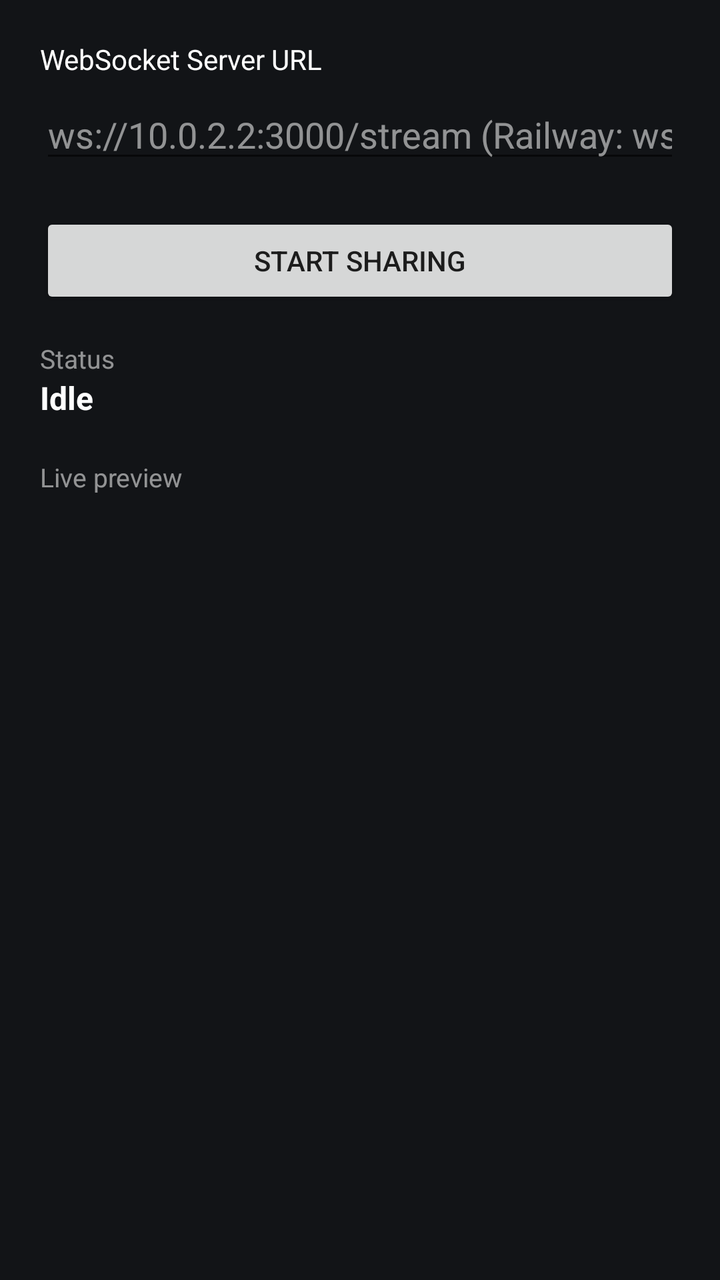
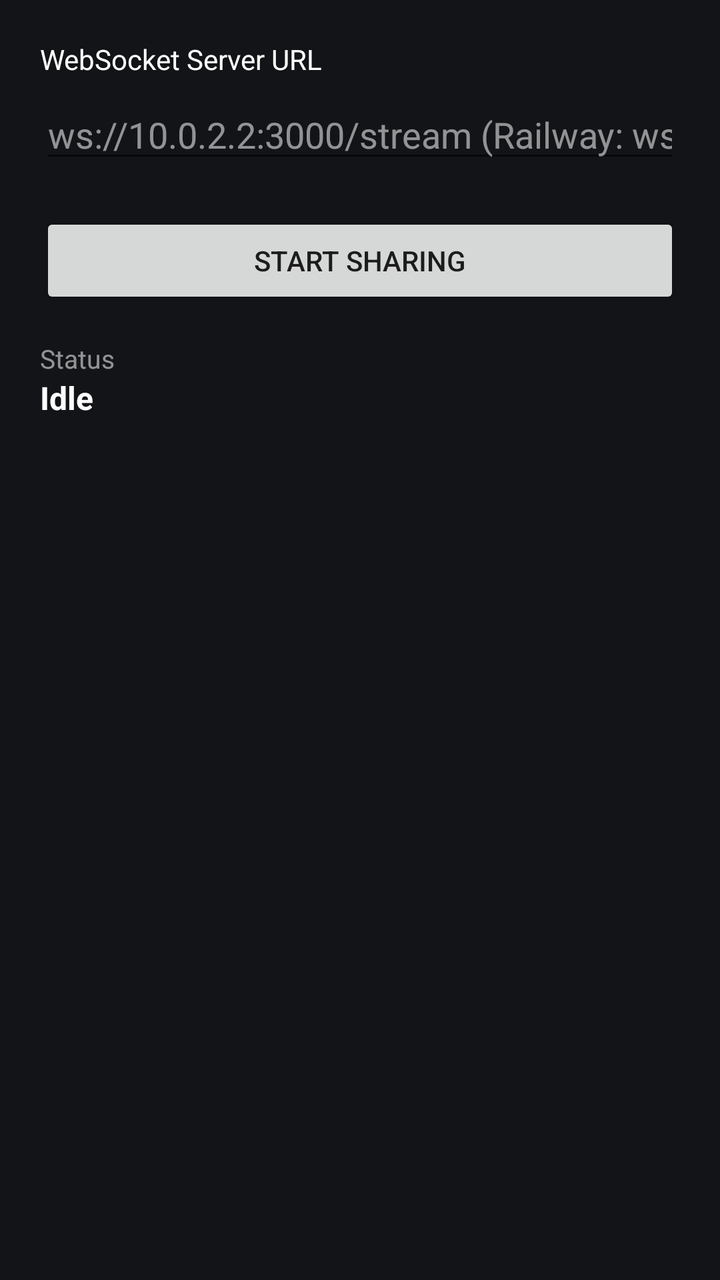

An Android layout rendered at two revisions. The XML below is the earlier revision; the diff shows what the commit changed to produce the second picture.
<!-- AndroidManifest.xml: application theme Theme.ScreenShare -->
<!-- res/layout/activity_main.xml -->
<?xml version="1.0" encoding="utf-8"?>
<ScrollView xmlns:android="http://schemas.android.com/apk/res/android"
    android:layout_width="match_parent"
    android:layout_height="match_parent"
    android:background="@color/bg">

    <LinearLayout
        android:layout_width="match_parent"
        android:layout_height="wrap_content"
        android:orientation="vertical"
        android:padding="20dp">

        <TextView
            android:layout_width="wrap_content"
            android:layout_height="wrap_content"
            android:text="@string/server_label"
            android:textColor="#FFFFFF"
            android:textSize="14sp" />

        <EditText
            android:id="@+id/server_url_input"
            android:layout_width="match_parent"
            android:layout_height="wrap_content"
            android:layout_marginTop="6dp"
            android:hint="@string/server_hint"
            android:importantForAutofill="no"
            android:inputType="textUri"
            android:singleLine="true"
            android:textColor="#FFFFFF"
            android:textColorHint="#8AFFFFFF" />

        <Button
            android:id="@+id/toggle_button"
            android:layout_width="match_parent"
            android:layout_height="wrap_content"
            android:layout_marginTop="20dp"
            android:text="@string/start_text" />

        <TextView
            android:layout_width="wrap_content"
            android:layout_height="wrap_content"
            android:layout_marginTop="16dp"
            android:text="@string/status_label"
            android:textColor="#8AFFFFFF"
            android:textSize="13sp" />

        <TextView
            android:id="@+id/status_text"
            android:layout_width="match_parent"
            android:layout_height="wrap_content"
            android:text="Idle"
            android:textColor="#FFFFFF"
            android:textSize="16sp"
            android:textStyle="bold" />

        <TextView
            android:layout_width="wrap_content"
            android:layout_height="wrap_content"
            android:layout_marginTop="20dp"
            android:text="@string/preview_label"
            android:textColor="#8AFFFFFF"
            android:textSize="13sp" />

        <ImageView
            android:id="@+id/preview_image"
            android:layout_width="match_parent"
            android:layout_height="wrap_content"
            android:layout_marginTop="8dp"
            android:adjustViewBounds="true"
            android:contentDescription="@string/preview_label" />
    </LinearLayout>
</ScrollView>
<!-- resources referenced by this layout -->
<resources>
  <color name="bg">#121417</color>
  <string name="preview_label">Live preview</string>
  <string name="server_hint">ws://10.0.2.2:3000/stream  (Railway: wss://your-app.up.railway.app/stream)</string>
  <string name="server_label">WebSocket Server URL</string>
  <string name="start_text">Start Sharing</string>
  <string name="status_label">Status</string>
  <style name="Theme.ScreenShare" parent="Theme.AppCompat.Light.DarkActionBar">
          <item name="colorPrimary">@color/color_primary</item>
          <item name="colorAccent">@color/color_primary</item>
      </style>
  <color name="color_primary">#1E88E5</color>
</resources>

<!-- the commit's change to res/layout/activity_main.xml (unified diff, before → after) -->
@@ -52,21 +52,5 @@
             android:textColor="#FFFFFF"
             android:textSize="16sp"
             android:textStyle="bold" />
-
-        <TextView
-            android:layout_width="wrap_content"
-            android:layout_height="wrap_content"
-            android:layout_marginTop="20dp"
-            android:text="@string/preview_label"
-            android:textColor="#8AFFFFFF"
-            android:textSize="13sp" />
-
-        <ImageView
-            android:id="@+id/preview_image"
-            android:layout_width="match_parent"
-            android:layout_height="wrap_content"
-            android:layout_marginTop="8dp"
-            android:adjustViewBounds="true"
-            android:contentDescription="@string/preview_label" />
     </LinearLayout>
 </ScrollView>
<!-- resource entries referenced after the edit -->
@@ -1,7 +1,6 @@
 <!-- resources referenced by this layout -->
 <resources>
   <color name="bg">#121417</color>
-  <string name="preview_label">Live preview</string>
   <string name="server_hint">ws://10.0.2.2:3000/stream  (Railway: wss://your-app.up.railway.app/stream)</string>
   <string name="server_label">WebSocket Server URL</string>
   <string name="start_text">Start Sharing</string>
